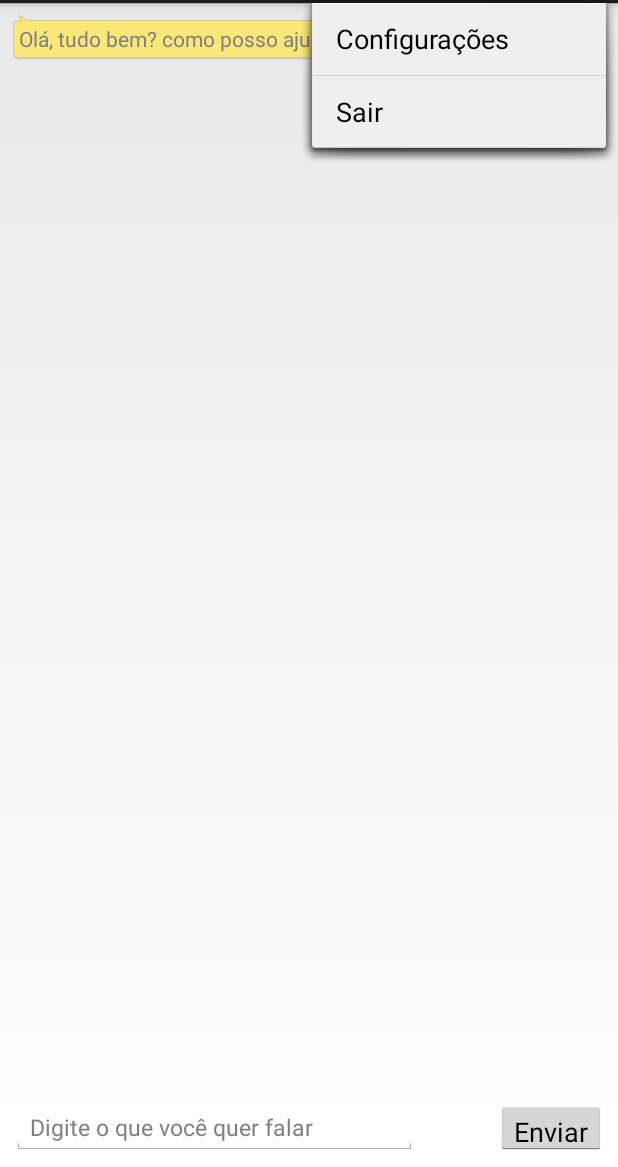
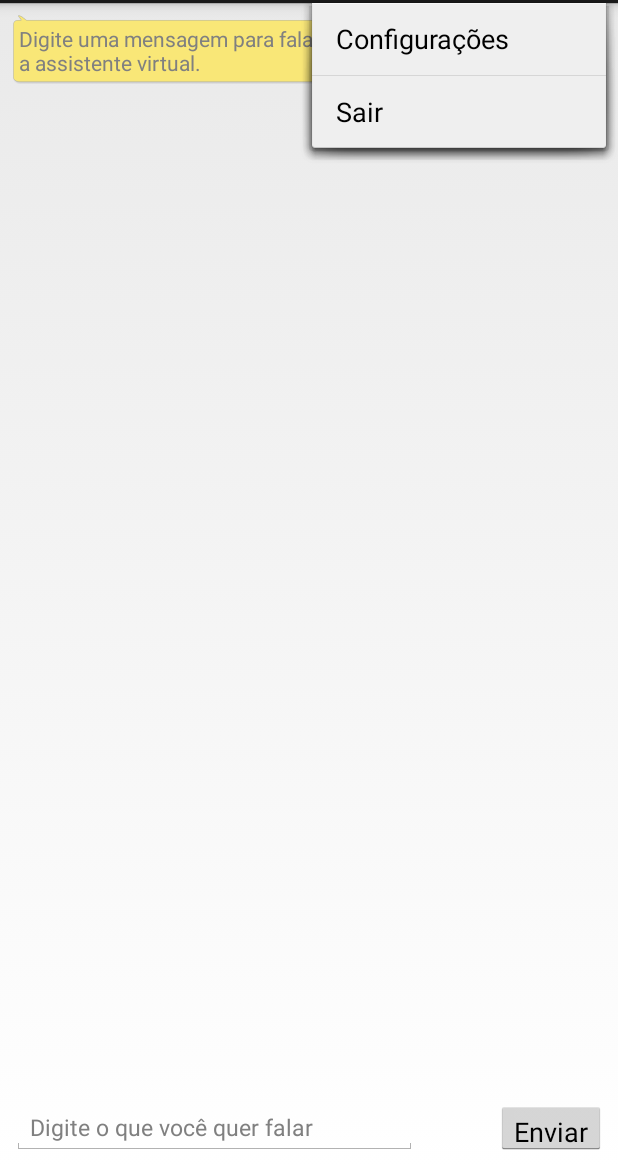
Before and after one commit to Cindy-Inc/ANDROID-CINDY, an Android app: the MainCindy screen opened directly, with no data from a screen before it, with the options menu open, on a phone screen of 412 x 824 dp, the part 69-1236 px from its top. Run offline under Robolectric (Android 15) with nearby library versions, the phone set to English and light mode, and no system bars; our stand-ins replace Volley.

Commit message:
Atualizações para p APP e a API

```diff
--- a/app/src/main/java/cindy/app_cindy/ChatAdapter.java
+++ b/app/src/main/java/cindy/app_cindy/ChatAdapter.java
@@ -32,11 +32,11 @@ public class ChatAdapter extends ArrayAdapter<Chat> {
         TextView mensagem = (TextView) rowView.findViewById(R.id.mensagem);
         TextView mensagem2 = (TextView) rowView.findViewById(R.id.mensagem2);
         if(elementos.get(position).getId()==1) {
-            mensagem2.setText(elementos.get(position).getMensagem());
+            mensagem2.setText(elementos.get(position).getMensagem().replaceAll("<br>", "\n").replaceAll("<Br>", "\n"));
             mensagem2.setBackgroundResource(R.drawable.bubble_yellow);
         }
         else {
-            mensagem.setText(elementos.get(position).getMensagem());
+            mensagem.setText(elementos.get(position).getMensagem().replaceAll("<br>", "\n"));
             mensagem.setBackgroundResource(R.drawable.bubble_green);
         }
         return rowView;
--- a/app/src/main/java/cindy/app_cindy/DebugActivity.java
+++ b/app/src/main/java/cindy/app_cindy/DebugActivity.java
@@ -6,7 +6,6 @@ import android.util.Log;
 
 public class DebugActivity extends Activity {
     protected static final String TAG = "Cindy";
-  //  public static String resposta;
     protected void onCreate(Bundle icicle) {
         super.onCreate(icicle);
 
--- a/app/src/main/java/cindy/app_cindy/MainCindy.java
+++ b/app/src/main/java/cindy/app_cindy/MainCindy.java
@@ -118,7 +118,6 @@ public class MainCindy extends DebugActivity {
             int val = txtUser.length();
             String var = String.valueOf(val);
             this.varNumber = val;
-
             adicionarChat2();
 
             Toast.makeText(this, var, Toast.LENGTH_SHORT).show();
@@ -140,12 +139,7 @@ public class MainCindy extends DebugActivity {
 
     public void adicionarChat2() {
 
-        this.progressoUser[this.progressoTotal] = txtUser.getText().toString();
-        //this.progressoCindy[this.progressoTotal] = "Enviado texto de número " + String.valueOf(this.progressoTotal+1);
-        //MensagemAsyncTask ws = new MensagemAsyncTask();
-        //ws.execute();
-        //"+this.progressoUser[this.progressoTotal]
-
+        this.progressoUser[this.progressoTotal] = txtUser.getText().toString().replaceAll("\n", "<br>");
 
         final String URL = "https://cindy-app.mybluemix.net/api/mensagem/";
 
@@ -202,7 +196,6 @@ public class MainCindy extends DebugActivity {
             );
             fila.add(reqJson);
 
-           // this.progressoCindy[this.progressoTotal] = DebugActivity.resposta;
         }catch(JSONException e)
         {
             e.printStackTrace();
@@ -213,72 +206,9 @@ public class MainCindy extends DebugActivity {
 
     private ArrayList<Chat> adicionarChat() {
         ArrayList<Chat> Chat2 = new ArrayList<Chat>();
-        Chat c = new Chat("Olá, tudo bem? como posso ajudá-lo?", 1, 0);
+        Chat c = new Chat("Digite uma mensagem para falar com a assistente virtual.", 1, 0);
         Chat2.add(c);
 
         return Chat2;
     }
-
-    /*
-    private class MensagemAsyncTask extends AsyncTask<String, Void, String> {
-
-        private static final String Bluemix_Url = "https://cindy-app.mybluemix.net/api/mensagem";
-
-        @Override
-        protected String doInBackground(String... strings) {
-
-            try {
-                URL url = new URL(Bluemix_Url);
-                HttpURLConnection connection = (HttpURLConnection) url.openConnection();
-
-                String urlParameters  = "text="+progressoUser[progressoTotal];
-                byte[] postData       = urlParameters.getBytes( StandardCharsets.UTF_8 );
-                int    postDataLength = postData.length;
-
-                //connection.setRequestMethod("GET");
-                //connection.setRequestProperty("Accept", "application/json");
-               // connection.setRequestProperty();
-                connection.setDoOutput( true );
-                connection.setInstanceFollowRedirects( false );
-                connection.setRequestMethod( "POST" );
-                connection.setRequestProperty( "Content-Type", "application/x-www-form-urlencoded");
-                connection.setRequestProperty( "charset", "utf-8");
-                connection.setRequestProperty( "Content-Length", Integer.toString( postDataLength ));
-                connection.setUseCaches( false );
-
-                if (connection.getResponseCode() == 200) {
-                    BufferedReader stream = new BufferedReader(new InputStreamReader(connection.getInputStream()));
-                    String linha = "";
-                    StringBuilder resposta = new StringBuilder();
-                    while ((linha = stream.readLine()) != null) {
-                        resposta.append(linha);
-                    }
-                    connection.disconnect();
-                    return resposta.toString();
-                }
-
-
-            } catch (MalformedURLException e) {
-                e.printStackTrace();
-            } catch (IOException e) {
-                e.printStackTrace();
-            }
-            return null;
-
-        }
-
-        @Override
-        protected void onPostExecute(String s) {
-            if (s != null) {
-                try {
-                    progressoCindy[progressoTotal] = s;
-
-
-                } catch (Exception e) {
-                    e.printStackTrace();
-
-                }
-            }
-        }
-    }*/
 }
--- a/app/src/main/res/layout/activity_main_cindy.xml
+++ b/app/src/main/res/layout/activity_main_cindy.xml
@@ -28,14 +28,14 @@
             android:layout_width="270dp"
             android:layout_height="wrap_content"
             android:layout_alignParentBottom="true"
+            android:ems="10"
             android:hint="Digite o que você quer falar"
+            android:inputType="text|textMultiLine"
+            android:maxLines="5"
             android:maxWidth="265dp"
-            android:textSize="15dp"
-            android:ems="10"
-            android:inputType="text"
-            android:maxLines="3"
             android:text=""
-            android:textColor="#000000" />
+            android:textColor="#000000"
+            android:textSize="15dp" />
 
         <Button
             android:id="@+id/btnEnviar"
--- a/build.gradle
+++ b/build.gradle
@@ -7,7 +7,7 @@ buildscript {
         jcenter()
     }
     dependencies {
-        classpath 'com.android.tools.build:gradle:3.1.0'
+        classpath 'com.android.tools.build:gradle:3.1.1'
 
 
         // NOTE: Do not place your application dependencies here; they belong
```
